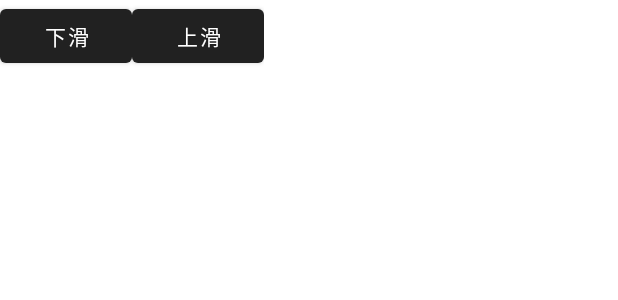
After one commit to Madman1001/ChaosApp, an Android app: the layout action_bar.xml on its own in the app's theme, with its tools: preview values and no code run, on a phone screen of 412 x 824 dp. The commit adds this screen. Shown: the top 300 px of the screen. Run offline under Robolectric (Android 15) with nearby library versions, the light colour scheme and no system bars.

Commit message:
无障碍模块：添加测试功能

```diff
--- /dev/null
+++ b/access/src/main/res/layout/action_bar.xml
@@ -0,0 +1,25 @@
+<?xml version="1.0" encoding="utf-8"?>
+<androidx.constraintlayout.widget.ConstraintLayout
+    xmlns:android="http://schemas.android.com/apk/res/android"
+    android:layout_width="wrap_content"
+    android:layout_height="wrap_content"
+    xmlns:app="http://schemas.android.com/apk/res-auto">
+
+    <Button
+        android:id="@+id/accessibility_scroll_forward_action"
+        android:layout_width="wrap_content"
+        android:layout_height="wrap_content"
+        android:text="下滑"
+        app:layout_constraintTop_toTopOf="parent"
+        app:layout_constraintBottom_toBottomOf="parent"
+        app:layout_constraintLeft_toLeftOf="parent" />
+
+    <Button
+        android:id="@+id/accessibility_scroll_backward_action"
+        android:layout_width="wrap_content"
+        android:layout_height="wrap_content"
+        android:text="上滑"
+        app:layout_constraintTop_toTopOf="parent"
+        app:layout_constraintBottom_toBottomOf="parent"
+        app:layout_constraintLeft_toRightOf="@id/accessibility_scroll_forward_action"/>
+</androidx.constraintlayout.widget.ConstraintLayout>
--- a/access/src/main/res/xml/accessibility_config.xml
+++ b/access/src/main/res/xml/accessibility_config.xml
@@ -1,8 +1,9 @@
 <?xml version="1.0" encoding="utf-8"?>
 <accessibility-service xmlns:android="http://schemas.android.com/apk/res/android"
-    android:accessibilityEventTypes="typeAllMask"
+    android:accessibilityEventTypes="typeViewClicked|typeViewLongClicked|typeViewSelected|typeViewFocused|typeViewTextChanged|typeWindowStateChanged|typeNotificationStateChanged|typeViewHoverEnter|typeViewHoverExit|typeTouchExplorationGestureStart|typeTouchExplorationGestureEnd|typeWindowContentChanged|typeViewScrolled|typeViewTextSelectionChanged|typeAllMask"
     android:accessibilityFeedbackType="feedbackGeneric"
-    android:accessibilityFlags="flagReportViewIds"
+    android:accessibilityFlags="flagDefault"
     android:canRetrieveWindowContent="true"
+    android:canPerformGestures="true"
     android:description="@string/accessibility_desc"
     android:notificationTimeout="100" />
--- a/app/src/main/java/com/example/myapplication/MainActivity.kt
+++ b/app/src/main/java/com/example/myapplication/MainActivity.kt
@@ -60,6 +60,11 @@ class MainActivity : AppCompatActivity() {
         buttonAdapter.addButton(gotoView)
         buttonAdapter.addButton(gotoSys)
         buttonAdapter.addButton(gotoAccess)
+        for (i in 0..50){
+            val but = Button(this)
+            but.text = "$i"
+            buttonAdapter.addButton(but)
+        }
     }
 
 }
--- a/app/src/main/java/com/example/myapplication/adapter/ButtonAdapter.kt
+++ b/app/src/main/java/com/example/myapplication/adapter/ButtonAdapter.kt
@@ -30,6 +30,9 @@ class ButtonAdapter(private val list: ArrayList<Button>) :
         holder.buttonContainer.removeAllViews()
         val param = FrameLayout.LayoutParams(-1,-2)
         param.gravity = Gravity.CENTER
+        if (list[position].parent != null){
+            (list[position].parent as ViewGroup).removeView(list[position])
+        }
         holder.buttonContainer.addView(list[position],param)
     }
 
```
Also changed, not shown: access/src/main/java/com/example/access/AccessibilityTestService.kt (+53 -18 lines), access/src/main/java/com/example/access/IActionExecutor.kt (added, +13 -0 lines), access/src/main/java/com/example/access/OpenAccessibilitySettingHelper.kt (+7 -5 lines), access/src/main/java/com/example/access/TestAction.kt (added, +52 -0 lines), access/src/main/res/drawable-anydpi/ic_action_start.xml (added, +11 -0 lines), access/src/main/res/drawable-hdpi/ic_action_start.png (added), access/src/main/res/drawable-mdpi/ic_action_start.png (added), access/src/main/res/drawable-xhdpi/ic_action_start.png (added), access/src/main/res/drawable-xxhdpi/ic_action_start.png (added), gradle/wrapper/gradle-wrapper.properties.
